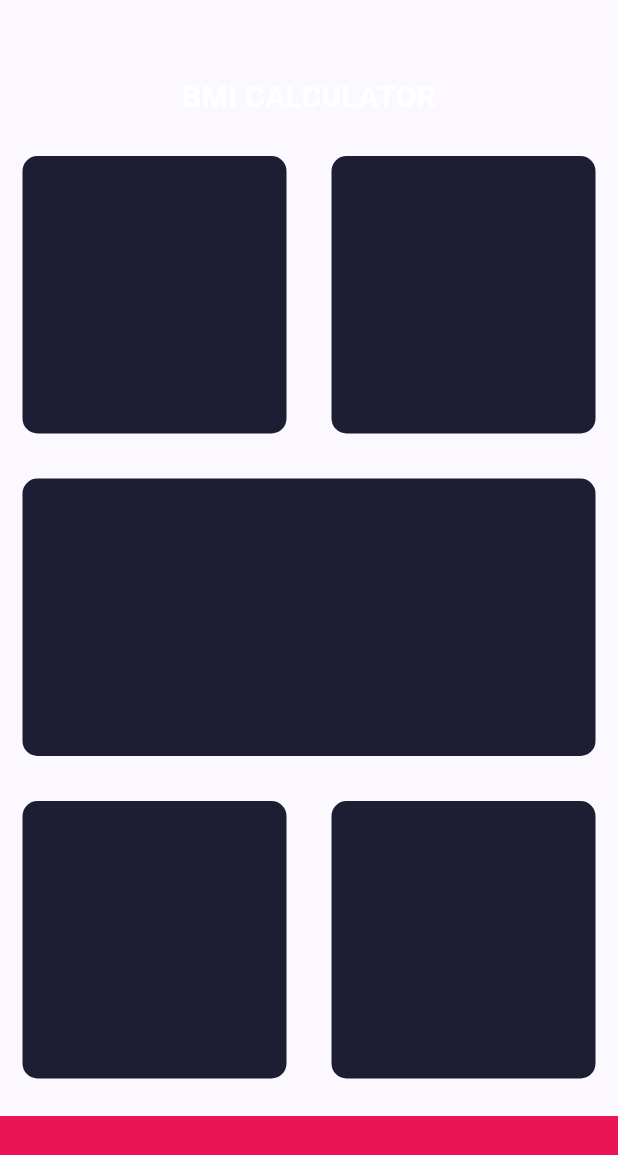
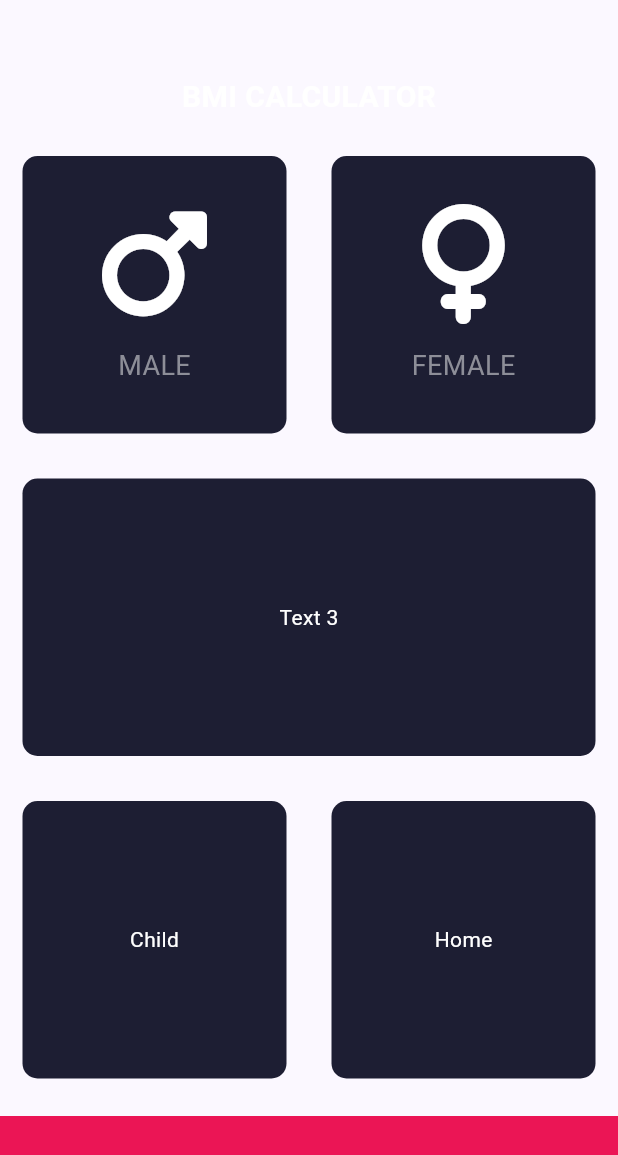
Before and after one commit to quantdev01/bmi_calculator, a Flutter app: the screen it shows after launch, on a phone screen of 412 x 824 dp. Shown: the top 1155 px of the screen. Run offline on Flutter 3.47's test engine with Material 3 defaults, Android fonts, the phone set to English and light mode, and no system bars; our stand-ins replace font_awesome_flutter.

Commit message:
Commiting many changes

```diff
--- /dev/null
+++ b/lib/input_content.dart
@@ -0,0 +1,36 @@
+import 'package:flutter/material.dart';
+
+const textStyle = TextStyle(
+  color: Color(0xff8d8e98),
+  fontSize: 18,
+);
+
+class InputContent extends StatelessWidget {
+  const InputContent({
+    required this.icon,
+    required this.maleFemaleText,
+    super.key,
+  });
+
+  final IconData icon;
+  final String maleFemaleText;
+
+  @override
+  Widget build(BuildContext context) {
+    return Column(
+      mainAxisAlignment: MainAxisAlignment.center,
+      children: [
+        Icon(
+          icon,
+          size: 80,
+          color: Colors.white,
+        ),
+        const SizedBox(height: 15),
+        Text(
+          maleFemaleText,
+          style: textStyle,
+        )
+      ],
+    );
+  }
+}
--- a/lib/input_page.dart
+++ b/lib/input_page.dart
@@ -1,6 +1,9 @@
 // ignore_for_file: prefer_const_constructors, prefer_const_literals_to_create_immutables
 
 import 'package:flutter/material.dart';
+import 'package:font_awesome_flutter/font_awesome_flutter.dart';
+import 'input_content.dart';
+import 'reusable_widget.dart';
 
 const bottomBarHeight = 80.0;
 const constCardColor = Color(0xff1d1e33);
@@ -32,28 +35,49 @@ class _InputPageState extends State<InputPage> {
             child: Row(
               children: [
                 Expanded(
-                  child: NewWidget(constCardColor, Text("Text")),
+                  child: ReusableCard(
+                    myColor: constCardColor,
+                    cardChild: InputContent(
+                      icon: FontAwesomeIcons.mars,
+                      maleFemaleText: "MALE",
+                    ),
+                  ),
                 ),
                 Expanded(
-                  child: NewWidget(constCardColor, Text("My widget")),
+                  child: ReusableCard(
+                    myColor: constCardColor,
+                    cardChild: InputContent(
+                      icon: FontAwesomeIcons.venus,
+                      maleFemaleText: "FEMALE",
+                    ),
+                  ),
                 ),
               ],
             ),
           ),
           //Readme
           Expanded(
-            child: NewWidget(constCardColor, Text("Text 3")),
+            child: ReusableCard(
+              myColor: constCardColor,
+              cardChild: Text("Text 3"),
+            ),
           ),
           Expanded(
             child: Row(
               children: [
                 Expanded(
                   flex: 1,
-                  child: NewWidget(constCardColor, Text("Child")),
+                  child: ReusableCard(
+                    myColor: constCardColor,
+                    cardChild: Text("Child"),
+                  ),
                 ),
                 Expanded(
                   flex: 1,
-                  child: NewWidget(constCardColor, Text("Home")),
+                  child: ReusableCard(
+                    myColor: constCardColor,
+                    cardChild: Text("Home"),
+                  ),
                 ),
               ],
             ),
@@ -69,24 +93,3 @@ class _InputPageState extends State<InputPage> {
     );
   }
 }
-
-class NewWidget extends StatelessWidget {
-  const NewWidget(
-    this.myColor,
-    this.cardChild,
-  );
-
-  final Color myColor;
-  final Widget cardChild;
-
-  @override
-  Widget build(BuildContext context) {
-    return Container(
-      margin: const EdgeInsets.all(15),
-      decoration: BoxDecoration(
-        color: myColor,
-        borderRadius: BorderRadius.circular(10),
-      ),
-    );
-  }
-}
--- /dev/null
+++ b/lib/reusable_widget.dart
@@ -0,0 +1,26 @@
+import 'package:flutter/material.dart';
+
+class ReusableCard extends StatelessWidget {
+  const ReusableCard({
+    super.key,
+    required this.myColor,
+    required this.cardChild,
+  });
+
+  final Color myColor;
+  final Widget cardChild;
+
+  @override
+  Widget build(BuildContext context) {
+    return Container(
+      margin: const EdgeInsets.all(15),
+      decoration: BoxDecoration(
+        color: myColor,
+        borderRadius: BorderRadius.circular(10),
+      ),
+      child: Center(
+        child: cardChild,
+      ),
+    );
+  }
+}
--- a/pubspec.yaml
+++ b/pubspec.yaml
@@ -36,6 +36,8 @@ dependencies:
   # Use with the CupertinoIcons class for iOS style icons.
   cupertino_icons: ^1.0.2
   font_awesome_flutter: ^10.7.0
+  lints: ^3.0.0
+  flutter_lints: ^3.0.1
 
 dev_dependencies:
   flutter_test:
```
Also changed, not shown: pubspec.lock.
